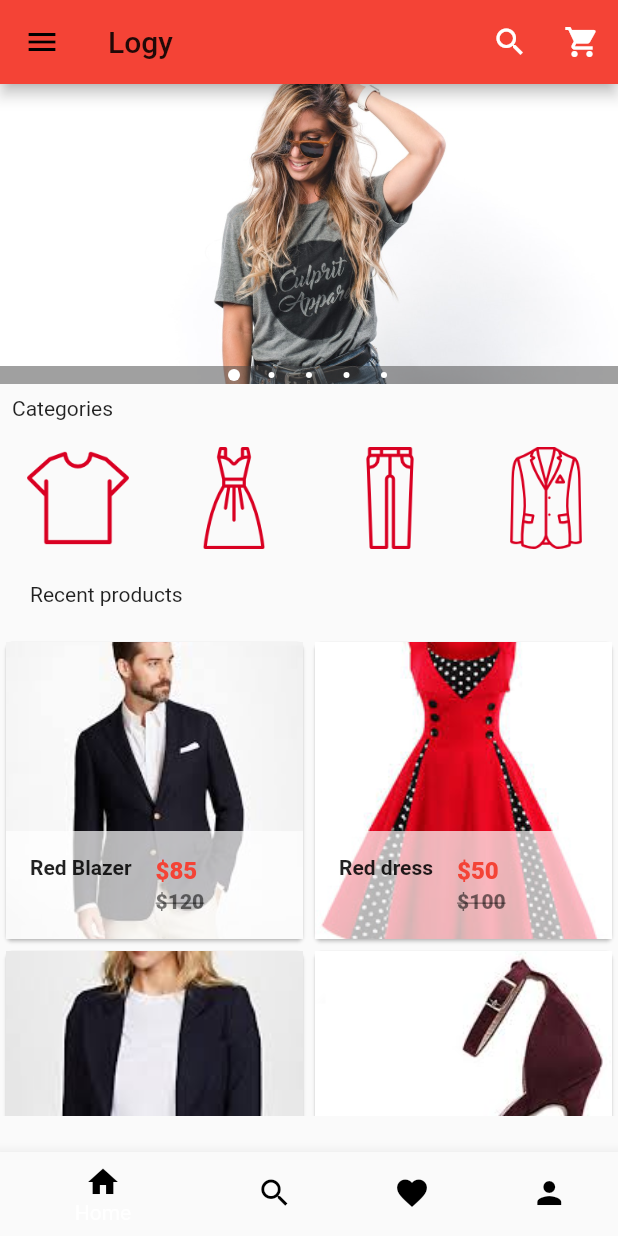
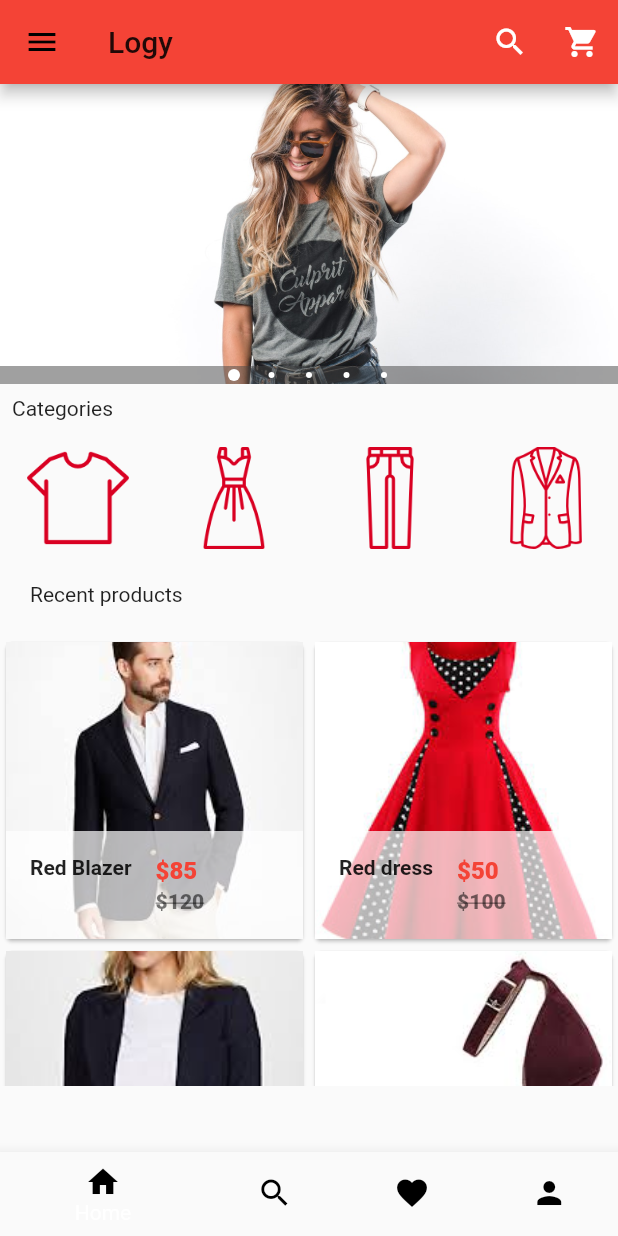
Before and after one commit to toandaominh1997/Flutter-LoGy, a Flutter app: the screen it shows after launch, on a phone screen of 412 x 824 dp. Run offline on Flutter 3.47's test engine with Material 2 defaults, Android fonts, the phone set to English and light mode, and no system bars; drawn by our look-alikes of carousel_pro.

Commit message:
Add Home

```diff
--- a/lib/pages/Home.dart
+++ b/lib/pages/Home.dart
@@ -147,12 +147,14 @@ class HomePageState extends State<HomePage>{
 
           //grid view
           Container(
-            height: 320.0,
+            height: 300.0,
             child: Products(),
           )
         ],
       ),
       bottomNavigationBar: BottomNavigationBar(
+        iconSize: 24.0,
+
         currentIndex: _selectedPage,
         onTap: (int index){
           if(index==0){
```
